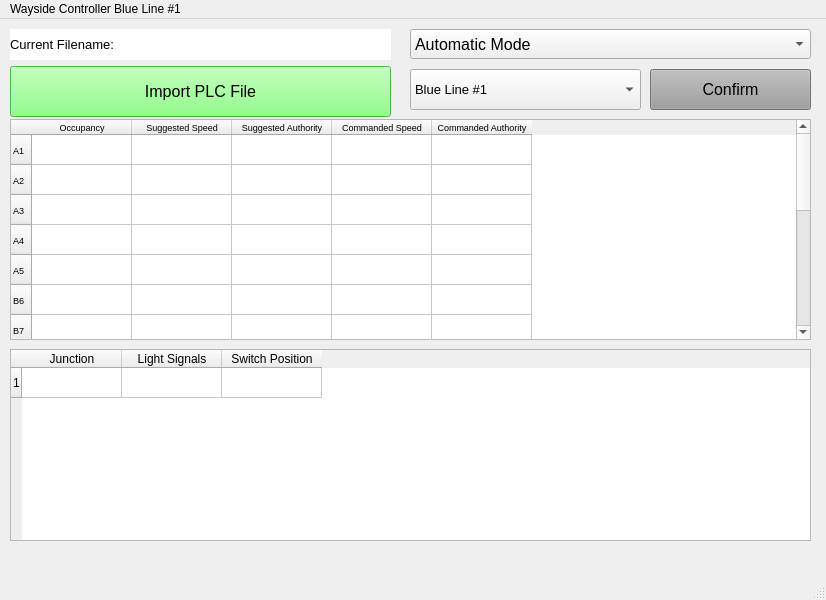
Above: Track/WaysideController/wayside_controller.ui from connor-marsh/ECE1140ChooChoo before the change. Below: the same form after it.
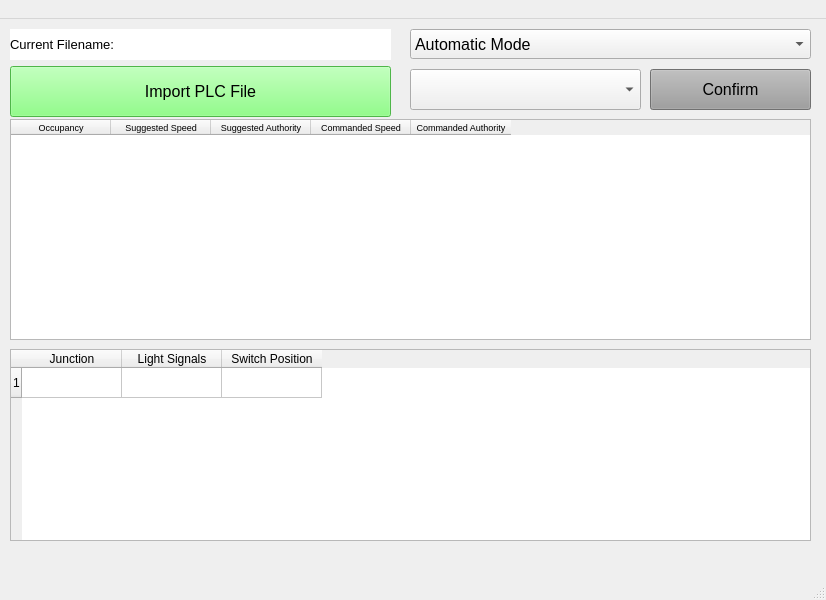
That is the form after the change.

Commit message: made changes to ui to fit more with the current frontend

The edit to the form file:
```diff
--- a/Track/WaysideController/wayside_controller.ui
+++ b/Track/WaysideController/wayside_controller.ui
@@ -107,81 +107,6 @@
     <property name="editTriggers">
      <set>QAbstractItemView::NoEditTriggers</set>
     </property>
-    <row>
-     <property name="text">
-      <string>A1</string>
-     </property>
-    </row>
-    <row>
-     <property name="text">
-      <string>A2</string>
-     </property>
-    </row>
-    <row>
-     <property name="text">
-      <string>A3</string>
-     </property>
-    </row>
-    <row>
-     <property name="text">
-      <string>A4</string>
-     </property>
-    </row>
-    <row>
-     <property name="text">
-      <string>A5</string>
-     </property>
-    </row>
-    <row>
-     <property name="text">
-      <string>B6</string>
-     </property>
-    </row>
-    <row>
-     <property name="text">
-      <string>B7</string>
-     </property>
-    </row>
-    <row>
-     <property name="text">
-      <string>B8</string>
-     </property>
-    </row>
-    <row>
-     <property name="text">
-      <string>B9</string>
-     </property>
-    </row>
-    <row>
-     <property name="text">
-      <string>B10</string>
-     </property>
-    </row>
-    <row>
-     <property name="text">
-      <string>C11</string>
-     </property>
-    </row>
-    <row>
-     <property name="text">
-      <string>C12</string>
-     </property>
-    </row>
-    <row>
-     <property name="text">
-      <string>C13</string>
-     </property>
-    </row>
-    <row>
-     <property name="text">
-      <string>C14</string>
-     </property>
-    </row>
-    <row>
-     <property name="text">
-      <string>C15</string>
-     </property>
-    </row>
     <column>
      <property name="text">
       <string>Occupancy</string>
@@ -207,106 +132,6 @@
       <string>Commanded Authority</string>
      </property>
     </column>
-    <item row="0" column="0">
-     <property name="text">
-      <string/>
-     </property>
-    </item>
-    <item row="0" column="1">
-     <property name="text">
-      <string/>
-     </property>
-    </item>
-    <item row="0" column="2">
-     <property name="text">
-      <string/>
-     </property>
-    </item>
-    <item row="0" column="4">
-     <property name="text">
-      <string/>
-     </property>
-    </item>
-    <item row="1" column="0">
-     <property name="text">
-      <string/>
-     </property>
-    </item>
-    <item row="1" column="1">
-     <property name="text">
-      <string/>
-     </property>
-    </item>
-    <item row="1" column="2">
-     <property name="text">
-      <string/>
-     </property>
-    </item>
-    <item row="1" column="4">
-     <property name="text">
-      <string/>
-     </property>
-    </item>
-    <item row="2" column="0">
-     <property name="text">
-      <string/>
-     </property>
-    </item>
-    <item row="2" column="1">
-     <property name="text">
-      <string/>
-     </property>
-    </item>
-    <item row="2" column="2">
-     <property name="text">
-      <string/>
-     </property>
-    </item>
-    <item row="2" column="4">
-     <property name="text">
-      <string/>
-     </property>
-    </item>
-    <item row="3" column="0">
-     <property name="text">
-      <string/>
-     </property>
-    </item>
-    <item row="3" column="1">
-     <property name="text">
-      <string/>
-     </property>
-    </item>
-    <item row="3" column="2">
-     <property name="text">
-      <string/>
-     </property>
-    </item>
-    <item row="3" column="4">
-     <property name="text">
-      <string/>
-     </property>
-    </item>
-    <item row="4" column="0">
-     <property name="text">
-      <string/>
-     </property>
-    </item>
-    <item row="4" column="1">
-     <property name="text">
-      <string/>
-     </property>
-    </item>
-    <item row="4" column="2">
-     <property name="text">
-      <string/>
-     </property>
-    </item>
-    <item row="4" column="4">
-     <property name="text">
-      <string/>
-     </property>
-    </item>
    </widget>
    <widget class="QPushButton" name="import_plc_button">
     <property name="geometry">
@@ -367,11 +192,6 @@
     <property name="maxVisibleItems">
      <number>10</number>
     </property>
-    <item>
-     <property name="text">
-      <string>Blue Line #1</string>
-     </property>
-    </item>
    </widget>
    <widget class="QPushButton" name="confirm_button">
     <property name="geometry">
@@ -404,12 +224,12 @@
      <height>26</height>
     </rect>
    </property>
-   <widget class="QMenu" name="menuWayside_Controller_Blue_Line_1">
+   <widget class="QMenu" name="menu_bar">
     <property name="title">
-     <string>Wayside Controller Blue Line #1</string>
+     <string> </string>
     </property>
    </widget>
-   <addaction name="menuWayside_Controller_Blue_Line_1"/>
+   <addaction name="menu_bar"/>
   </widget>
   <widget class="QStatusBar" name="statusbar"/>
  </widget>
```
Left out of the diff: 4 changed lines with no effect on the pictures. The commit also changes 1 other file.
